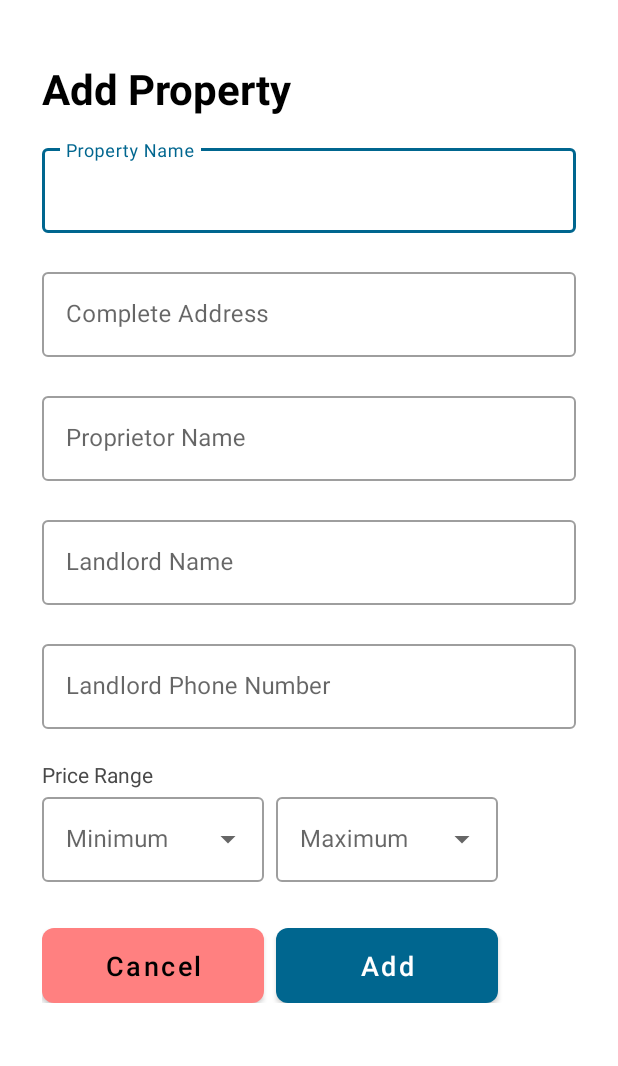
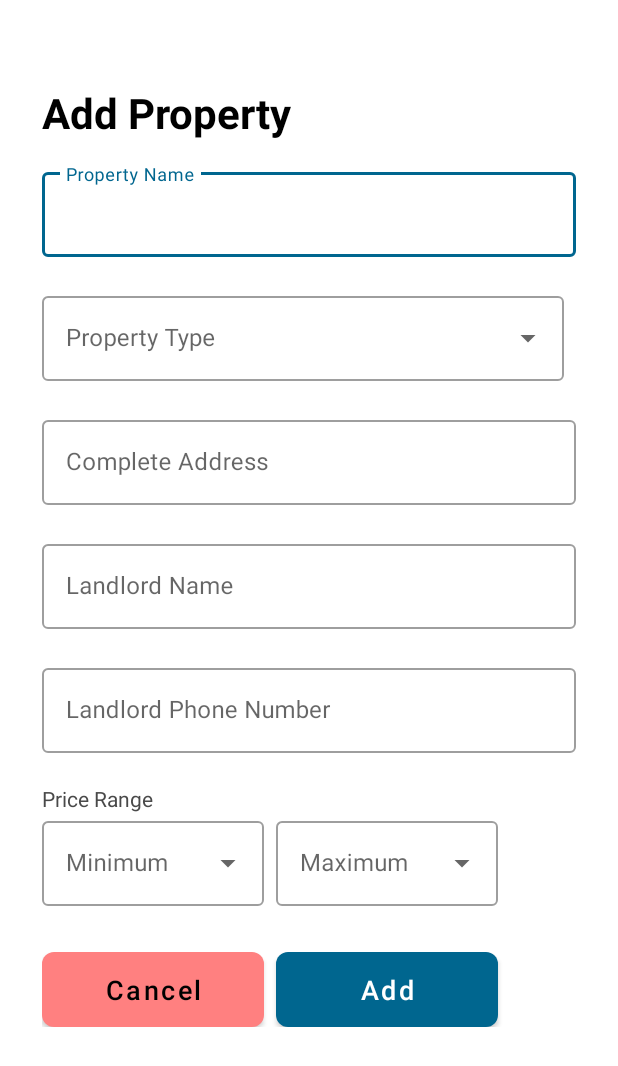
Before and after one commit to mikemark-777/Espasyo-Mobile-Application, an Android app: the AddPropertyActivity screen opened directly, with no data from a screen before it, on a phone screen of 412 x 824 dp. Shown: the top 1066 px of the screen. Run offline under Robolectric (Android 15) with nearby library versions, the phone set to English and light mode, and no system bars; our stand-ins replace Firebase (no records; nobody signed in at launch, a user with empty details on screens opened directly).

```diff
--- a/app/src/main/res/layout/landlord_activity_add_property.xml
+++ b/app/src/main/res/layout/landlord_activity_add_property.xml
@@ -4,16 +4,15 @@
     xmlns:tools="http://schemas.android.com/tools"
     android:layout_width="match_parent"
     android:layout_height="match_parent"
-    tools:context=".landlord.views.AddPropertyActivity"
-    >
+    tools:context=".landlord.views.AddPropertyActivity">
 
     <LinearLayout
         android:layout_width="match_parent"
         android:layout_height="wrap_content"
-        android:orientation="vertical"
-        android:layout_marginTop="40dp"
         android:layout_marginLeft="28dp"
-        android:layout_marginRight="28dp">
+        android:layout_marginTop="56dp"
+        android:layout_marginRight="28dp"
+        android:orientation="vertical">
 
 
         <TextView
@@ -43,6 +42,23 @@
         </com.google.android.material.textfield.TextInputLayout>
 
         <com.google.android.material.textfield.TextInputLayout
+            android:id="@+id/text_input_propertyType_layout"
+            style="@style/Widget.MaterialComponents.TextInputLayout.OutlinedBox.ExposedDropdownMenu"
+            android:layout_width="match_parent"
+            android:layout_height="wrap_content"
+            android:layout_marginEnd="8dp"
+            android:hint="Property Type"
+            app:errorEnabled="true">
+
+            <AutoCompleteTextView
+                android:id="@+id/text_input_propertyType"
+                android:layout_width="match_parent"
+                android:layout_height="wrap_content"
+                android:inputType="none" />
+
+        </com.google.android.material.textfield.TextInputLayout>
+
+        <com.google.android.material.textfield.TextInputLayout
             android:id="@+id/text_input_address_layout"
             style="@style/Widget.MaterialComponents.TextInputLayout.OutlinedBox"
             android:layout_width="match_parent"
@@ -58,21 +74,6 @@
 
         </com.google.android.material.textfield.TextInputLayout>
 
-        <com.google.android.material.textfield.TextInputLayout
-            android:id="@+id/text_input_proprietorName_layout"
-            style="@style/Widget.MaterialComponents.TextInputLayout.OutlinedBox"
-            android:layout_width="match_parent"
-            android:layout_height="wrap_content"
-            app:errorEnabled="true">
-
-            <com.google.android.material.textfield.TextInputEditText
-                android:id="@+id/text_input_proprietorName"
-                android:layout_width="match_parent"
-                android:layout_height="wrap_content"
-                android:hint="Proprietor Name"
-                android:inputType="text" />
-
-        </com.google.android.material.textfield.TextInputLayout>
 
         <com.google.android.material.textfield.TextInputLayout
             android:id="@+id/text_input_landlordName_layout"
@@ -95,8 +96,8 @@
             style="@style/Widget.MaterialComponents.TextInputLayout.OutlinedBox"
             android:layout_width="match_parent"
             android:layout_height="wrap_content"
-            app:prefixText="+63 "
-            app:errorEnabled="true">
+            app:errorEnabled="true"
+            app:prefixText="+63 ">
 
             <com.google.android.material.textfield.TextInputEditText
                 android:id="@+id/text_input_landlord_phoneNumber"
@@ -111,7 +112,8 @@
             android:layout_width="match_parent"
             android:layout_height="wrap_content"
             android:text="Price Range"
-            android:textColor="@color/espasyo_gray_200"/>
+            android:textColor="@color/espasyo_gray_200" />
+
         <LinearLayout
             android:layout_width="match_parent"
             android:layout_height="wrap_content"
@@ -130,7 +132,7 @@
                     android:id="@+id/text_input_minRange"
                     android:layout_width="match_parent"
                     android:layout_height="wrap_content"
-                    android:inputType="none"/>
+                    android:inputType="none" />
 
             </com.google.android.material.textfield.TextInputLayout>
 
@@ -147,7 +149,7 @@
                     android:id="@+id/text_input_maxRange"
                     android:layout_width="match_parent"
                     android:layout_height="wrap_content"
-                    android:inputType="none"/>
+                    android:inputType="none" />
 
             </com.google.android.material.textfield.TextInputLayout>
 
@@ -164,30 +166,28 @@
                 android:layout_height="50dp"
                 android:layout_marginTop="10dp"
                 android:layout_marginEnd="8dp"
+                android:background="@drawable/custom_button"
                 android:text="Cancel"
+                android:textAllCaps="false"
                 android:textColor="@color/black"
                 android:textSize="18sp"
-                android:textAllCaps="false"
-                android:background="@drawable/custom_button"
-                app:backgroundTint="@color/espasyo_red_200"/>
+                app:backgroundTint="@color/espasyo_red_200" />
 
             <Button
                 android:id="@+id/btnAddProperty"
                 android:layout_width="148dp"
                 android:layout_height="50dp"
                 android:layout_marginTop="10dp"
+                android:background="@drawable/custom_button"
                 android:text="Add"
+                android:textAllCaps="false"
                 android:textColor="@color/white"
-                android:textSize="18sp"
-                android:textAllCaps="false"
-                android:background="@drawable/custom_button" />
+                android:textSize="18sp" />
 
 
         </LinearLayout>
 
 
-
-
     </LinearLayout>
 
 </ScrollView>
```
Also changed, not shown: app/src/main/java/com/capstone/espasyo/landlord/views/AddPropertyActivity.java (+39 -1 lines), app/src/main/java/com/capstone/espasyo/models/Property.java (+14 -10 lines), app/src/main/java/com/capstone/espasyo/models/Room.java (+11 -3 lines).
